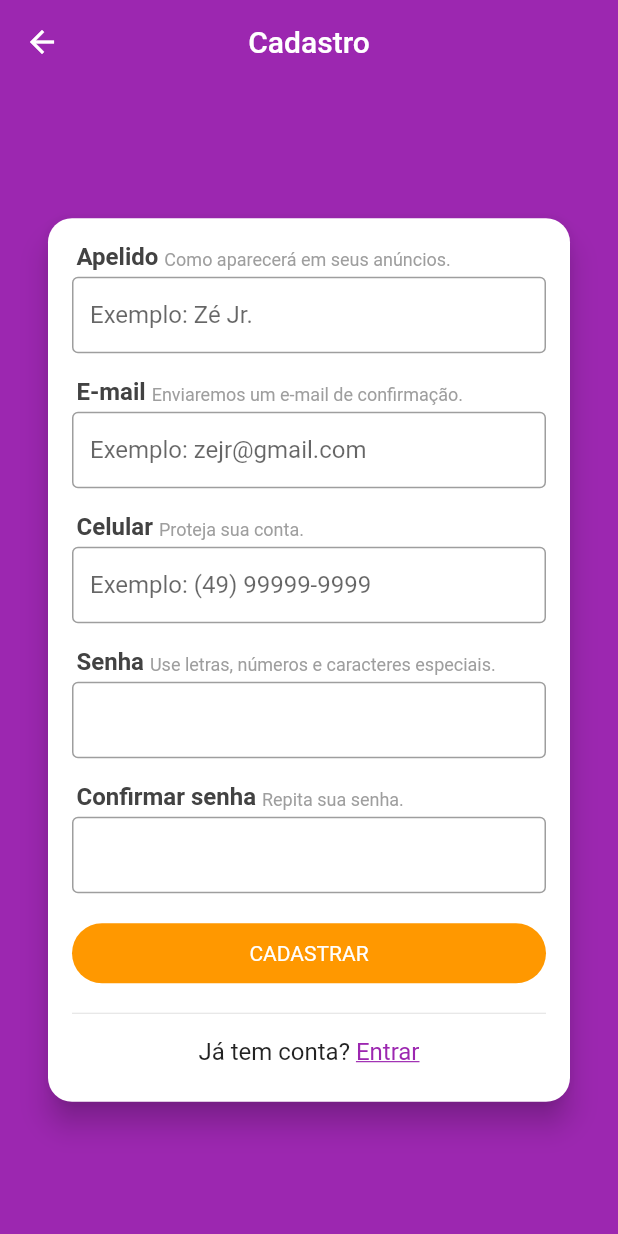
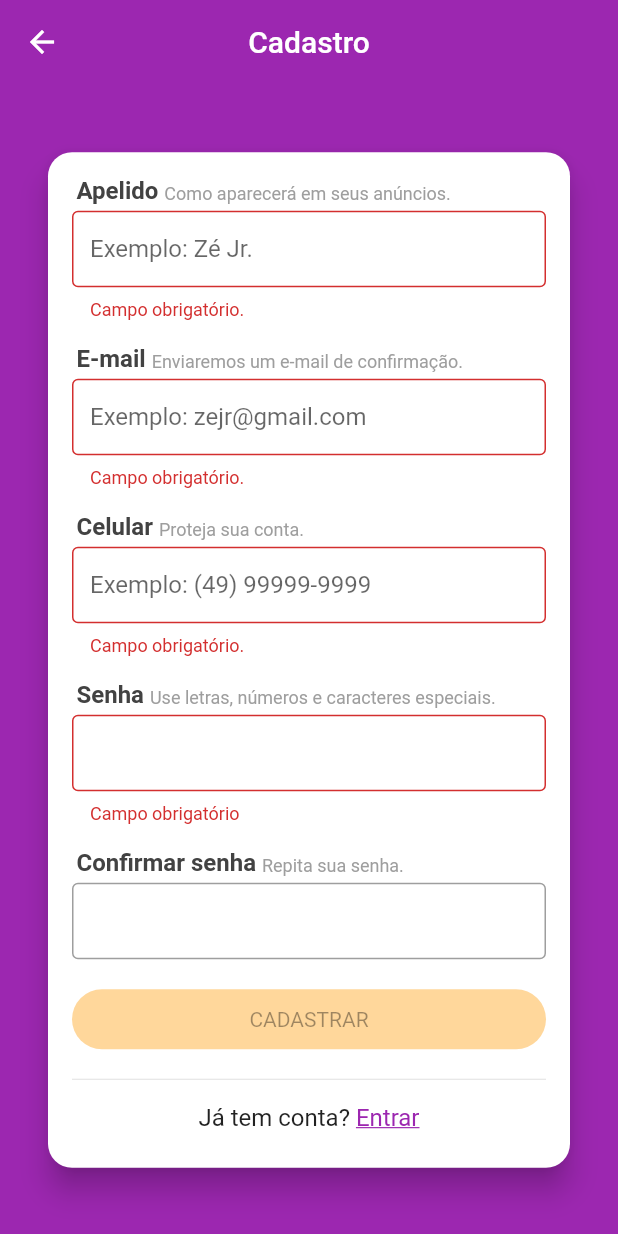
Before and after one commit to WillTrevisol/CloneXLO, a Flutter app: the LoginScreen screen opened directly, after a tap on "Cadastre-se", on a phone screen of 412 x 824 dp. Run offline on Flutter 3.47's test engine with Material 2 defaults, Android fonts, the phone set to English and light mode, and no system bars; our stand-ins replace brasil_fields, flutter_mobx, get_it, mobx, parse_server_sdk; generated files the repository leaves out were written again.

Commit message:
feat: SignUp form validation

```diff
--- /dev/null
+++ b/lib/helpers/extensions.dart
@@ -0,0 +1,11 @@
+extension StringExtension on String {
+
+  bool isEmailValid() {
+    final regex = RegExp(
+      r"^[a-zA-Z0-9.a-zA-Z0-9.!#$%&'*+-/=?^_`{|}~]+@[a-zA-Z0-9]+\.[a-zA-Z]+"
+    );
+
+    return regex.hasMatch(this);
+  }
+
+}
--- a/lib/screens/login/login_screen.dart
+++ b/lib/screens/login/login_screen.dart
@@ -91,7 +91,8 @@ class LoginScreen extends StatelessWidget {
                     obscureText: true,
                   ),
                   CustomButton(
-                    text: 'ENTRAR',
+                    widget: const Text('ENTRAR'),
+                    backColor: Colors.orange,
                     onPressed: () {}
                   ),
                   const Divider(),
@@ -109,7 +110,7 @@ class LoginScreen extends StatelessWidget {
                         GestureDetector(
                           onTap: () {
                             Navigator.of(context).push(
-                              MaterialPageRoute(builder: (_) => const SignUpScreen()));
+                              MaterialPageRoute(builder: (_) => SignUpScreen()));
                           },
                           child: const Text(
                             'Cadastre-se',
--- a/lib/screens/signup/signup_screen.dart
+++ b/lib/screens/signup/signup_screen.dart
@@ -1,12 +1,16 @@
 import 'package:brasil_fields/brasil_fields.dart';
 import 'package:clone_xlo_flutter/screens/signup/widgets/field_title.dart';
+import 'package:clone_xlo_flutter/stores/signup_store.dart';
 import 'package:flutter/material.dart';
 import 'package:flutter/services.dart';
+import 'package:flutter_mobx/flutter_mobx.dart';
 
 import '../../widgets/button/custom_button.dart';
 
 class SignUpScreen extends StatelessWidget {
-  const SignUpScreen({Key? key}) : super(key: key);
+  SignUpScreen({Key? key}) : super(key: key);
+
+  final SignUpStore controller = SignUpStore();
 
   @override
   Widget build(BuildContext context) {
@@ -28,83 +32,119 @@ class SignUpScreen extends StatelessWidget {
               padding: const EdgeInsets.all(16),
               child: Column(
                 crossAxisAlignment: CrossAxisAlignment.stretch,
-                children: <Widget> [
+                children: <Widget>[
                   const FieldTitle(
                       title: 'Apelido',
-                    subtitle: 'Como aparecerá em seus anúncios.'
-                  ),
-                  const TextField(
+                      subtitle: 'Como aparecerá em seus anúncios.'),
+                  Observer(
+                    builder: (_) {
+                      return TextField(
+                        enabled: !controller.loading,
                         decoration: InputDecoration(
-                      border: OutlineInputBorder(),
+                          border: const OutlineInputBorder(),
                           hintText: 'Exemplo: Zé Jr.',
                           isDense: true,
+                          errorText: controller.nameError,
                         ),
+                        onChanged: controller.setName,
+                      );
+                    },
                   ),
                   const SizedBox(height: 16),
                   const FieldTitle(
                       title: 'E-mail',
-                    subtitle: 'Enviaremos um e-mail de confirmação.'
-                  ),
-                  const TextField(
+                      subtitle: 'Enviaremos um e-mail de confirmação.'),
+                  Observer(
+                    builder: (_) {
+                      return TextField(
+                        enabled: !controller.loading,
                         decoration: InputDecoration(
-                      border: OutlineInputBorder(),
+                          border: const OutlineInputBorder(),
                           hintText: 'Exemplo: zejr@gmail.com',
                           isDense: true,
+                          errorText: controller.emailError,
                         ),
                         keyboardType: TextInputType.emailAddress,
                         autocorrect: false,
+                        onChanged: controller.setEmail,
+                      );
+                    },
                   ),
                   const SizedBox(height: 16),
                   const FieldTitle(
-                    title: 'Celular',
-                    subtitle: 'Proteja sua conta.'
-                  ),
-                  TextField(
-                    decoration: const InputDecoration(
-                      border: OutlineInputBorder(),
+                      title: 'Celular', subtitle: 'Proteja sua conta.'),
+                  Observer(
+                    builder: (_) {
+                      return TextField(
+                        enabled: !controller.loading,
+                        decoration: InputDecoration(
+                          border: const OutlineInputBorder(),
                           hintText: 'Exemplo: (49) 99999-9999',
                           isDense: true,
+                          errorText: controller.phoneError,
                         ),
                         keyboardType: TextInputType.phone,
                         inputFormatters: [
                           FilteringTextInputFormatter.digitsOnly,
                           TelefoneInputFormatter(),
                         ],
+                        onChanged: controller.setPhone,
+                      );
+                    },
                   ),
                   const SizedBox(height: 16),
                   const FieldTitle(
                       title: 'Senha',
-                    subtitle: 'Use letras, números e caracteres especiais.'
-                  ),
-                  const TextField(
+                      subtitle: 'Use letras, números e caracteres especiais.'),
+                  Observer(
+                    builder: (_) {
+                      return TextField(
+                        enabled: !controller.loading,
                         decoration: InputDecoration(
-                      border: OutlineInputBorder(),
+                            border: const OutlineInputBorder(),
                             isDense: true,
-                    ),
+                            errorText: controller.passError),
                         obscureText: true,
+                        onChanged: controller.setPass,
+                      );
+                    },
                   ),
                   const SizedBox(height: 16),
                   const FieldTitle(
-                    title: 'Confirmar senha',
-                    subtitle: 'Repita sua senha.'
-                  ),
-                  const TextField(
+                      title: 'Confirmar senha', subtitle: 'Repita sua senha.'),
+                  Observer(
+                    builder: (_) {
+                      return TextField(
+                        enabled: !controller.loading,
                         decoration: InputDecoration(
-                      border: OutlineInputBorder(),
+                          border: const OutlineInputBorder(),
                           isDense: true,
+                          errorText: controller.passConfirmError,
                         ),
                         obscureText: true,
+                        onChanged: controller.setPassConfirm,
+                      );
+                    },
                   ),
-                  CustomButton(
-                    text: 'CADASTRAR',
-                    onPressed: () {},
+                  Observer(
+                    builder: (_) {
+                      return CustomButton(
+                        widget: controller.loading
+                          ? const CircularProgressIndicator(
+                            valueColor: AlwaysStoppedAnimation(Colors.white),
+                          )
+                          : const Text('CADASTRAR'),
+                        backColor: controller.buttonColor,
+                        onPressed: controller.signUpPressed,
+                      );
+                    }
                   ),
                   const Divider(),
                   Padding(
                     padding: const EdgeInsets.symmetric(vertical: 8),
                     child: Wrap(
                       alignment: WrapAlignment.center,
-                      children: <Widget> [
+                      children: <Widget>[
                         const Text(
                           'Já tem conta? ',
                           style: TextStyle(
@@ -126,7 +166,7 @@ class SignUpScreen extends StatelessWidget {
                     ),
                   ),
                 ],
-              )
+              ),
             ),
           ),
         ),
--- /dev/null
+++ b/lib/stores/signup_store.dart
@@ -0,0 +1,137 @@
+import 'package:flutter/material.dart';
+import 'package:mobx/mobx.dart';
+import '../helpers/extensions.dart';
+
+
+part 'signup_store.g.dart';
+
+// ignore: library_private_types_in_public_api
+class SignUpStore = _SignUpStoreBase with _$SignUpStore;
+
+abstract class _SignUpStoreBase with Store {
+
+  @observable
+  String name = '';
+
+  @action
+  void setName(String value) => name = value;
+
+  @computed
+  bool get isNameValid => name.length > 6;
+  String? get nameError {
+
+    if (name.isNotEmpty && !isNameValid) {
+      return 'Nome muito curto.';
+    }
+
+    if (name.isEmpty) {
+      return 'Campo obrigatório.';
+    }
+
+    return null;
+  }
+
+  @observable
+  String email = '';
+
+  @action
+  void setEmail(String value) => email = value;
+
+  @computed
+  bool get isEmailValid => email.isEmailValid();
+  String? get emailError {
+
+    if (!isEmailValid && email.isNotEmpty) {
+      return 'E-mail inválido';
+    }
+
+    if (email.isEmpty) {
+      return 'Campo obrigatório.';
+    }
+
+    return null;
+  }
+
+  @observable
+  String phone = '';
+
+  @action
+  void setPhone(String value) => phone = value;
+
+  @computed
+  bool get isPhoneValid => phone.length >= 13;
+  String? get phoneError {
+
+    if (!isPhoneValid && phone.isNotEmpty) {
+      return 'Número inválido';
+    }
+
+    if (phone.isEmpty) {
+      return 'Campo obrigatório.';
+    }
+
+    return null;
+  }
+
+  @observable
+  String pass = '';
+
+  @action
+  void setPass(String value) => pass = value;
+
+  @computed
+  bool get isPassValid => pass.length >= 6;
+  String? get passError {
+
+    if (!isPassValid && pass.isNotEmpty) {
+      return 'Senha muito curta.';
+    }
+
+    if (pass.isEmpty) {
+      return 'Campo obrigatório';
+    }
+
+    return null;
+
+  }
+
+  @observable
+  String passConfirm = '';
+
+  @action
+  void setPassConfirm(String value) => passConfirm = value;
+
+  @computed
+  bool get isPassConfirmValid => passConfirm == pass;
+  String? get passConfirmError {
+
+    if (!isPassConfirmValid) {
+      return 'Senhas diferentes';
+    }
+
+    return null;
+  }
+
+  @computed
+  bool get isFormValid => isNameValid && isEmailValid && isPhoneValid && isPassValid && isPassConfirmValid;
+
+  @computed
+  Color get buttonColor => (isFormValid && !loading) ? Colors.orange : Colors.orange.withAlpha(100);
+
+  @computed
+  VoidCallback? get signUpPressed => (isFormValid && !loading) ? _signup : null;
+
+  @observable
+  bool loading = false;
+
+  @action
+  void setLoading(bool value) => loading = value;
+
+  Future<void> _signup() async {
+    setLoading(true);
+
+    await Future.delayed(const Duration(seconds: 5));
+
+    setLoading(false);
+  }
+}
--- a/lib/widgets/button/custom_button.dart
+++ b/lib/widgets/button/custom_button.dart
@@ -1,10 +1,11 @@
 import 'package:flutter/material.dart';
 
 class CustomButton extends StatelessWidget {
-  const CustomButton({required this.text, required this.onPressed, Key? key}) : super(key: key);
+  const CustomButton({required this.widget, required this.backColor, required this.onPressed, Key? key}) : super(key: key);
 
-  final String text;
-  final VoidCallback onPressed;
+  final Widget widget;
+  final Color backColor;
+  final VoidCallback? onPressed;
 
   @override
   Widget build(BuildContext context) {
@@ -15,10 +16,10 @@ class CustomButton extends StatelessWidget {
         style: ButtonStyle(
           textStyle: MaterialStateProperty.all(
             const TextStyle(
-            color: Colors.white
+            color: Colors.white,
             ),
           ),
-          backgroundColor: MaterialStateProperty.all(Colors.orange),
+          backgroundColor: MaterialStateProperty.all(backColor),
           elevation: MaterialStateProperty.all(0),
           shape: MaterialStateProperty.all(
             RoundedRectangleBorder(
@@ -27,7 +28,7 @@ class CustomButton extends StatelessWidget {
           ),
         ),
         onPressed: onPressed,
-        child: Text(text),
+        child: widget,
       ),
     );
   }
```
Also changed, not shown: lib/stores/signup_store.g.dart (added). Lines whose indentation alone changed are shown as unchanged.
